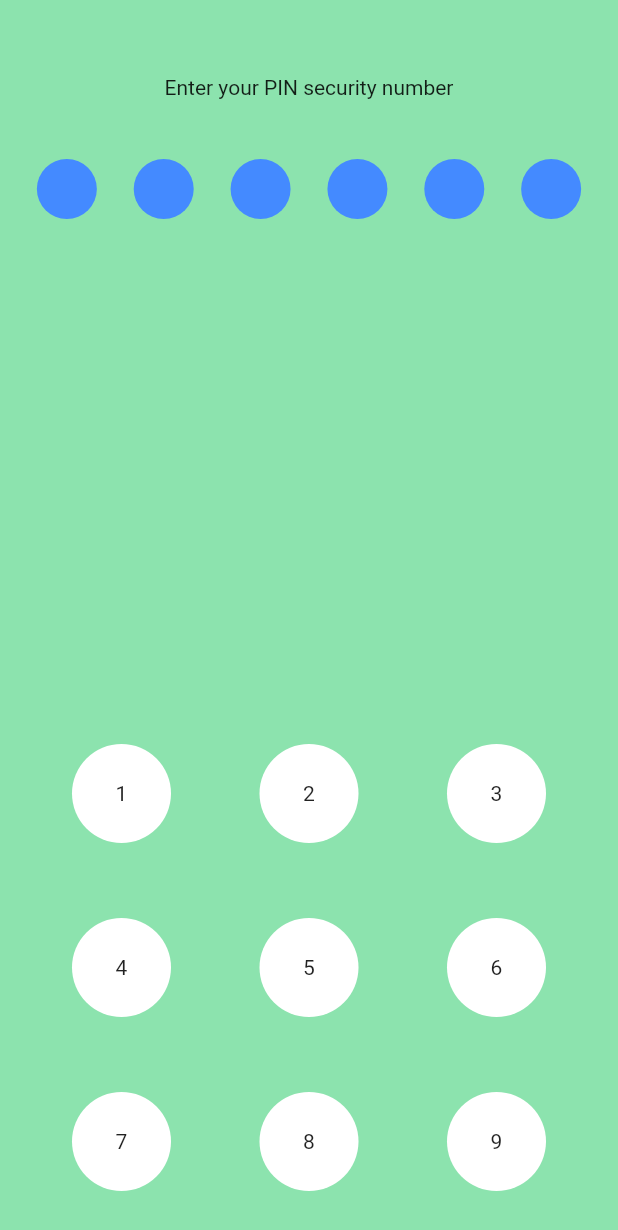
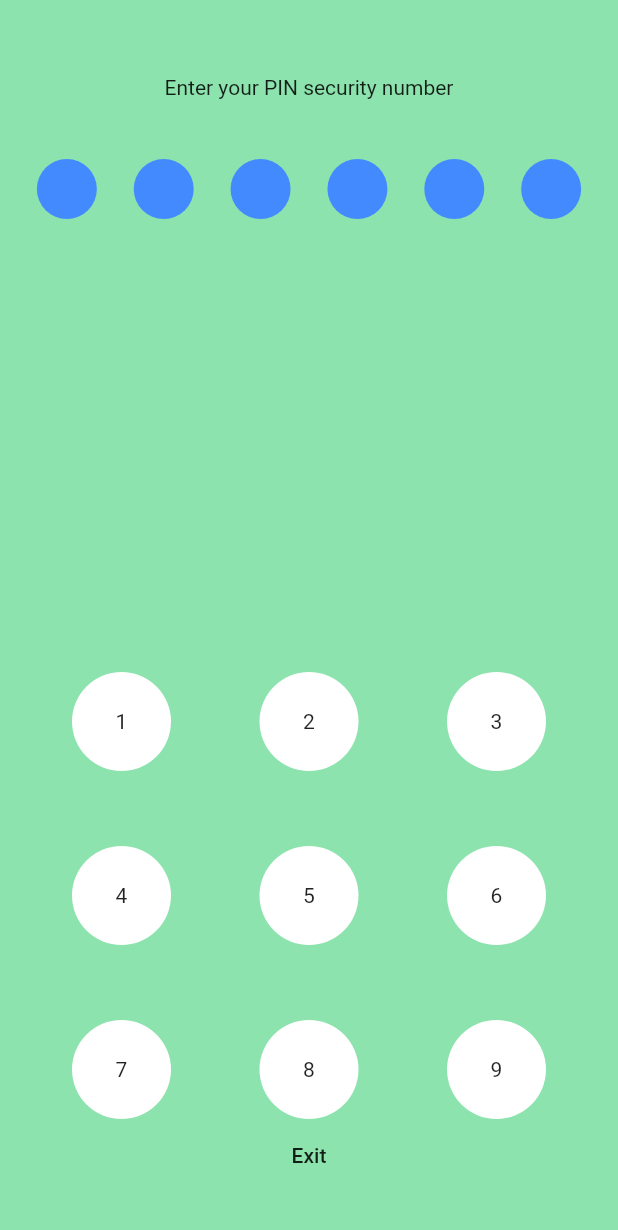
Before and after one commit to suljevicsemir/transactions_app, a Flutter app: the screen it shows after launch, on a phone screen of 412 x 824 dp. Shown: the top 1230 px of the screen. Run offline on Flutter 3.47's test engine with Material 2 defaults, Android fonts, the phone set to English and light mode, and no system bars; our stand-ins replace firebase_auth, firebase_core; accounts and stored records are empty.

Commit message:
Circles logic fixed.

```diff
--- a/lib/screens/pin_screen.dart
+++ b/lib/screens/pin_screen.dart
@@ -39,12 +39,12 @@ class _PINStateState extends State<PINState> {
               Row(
                 mainAxisAlignment: MainAxisAlignment.spaceEvenly,
                 children: [
-                  PINCircle(assignedNumber: 1, counter: _numbersEntered,),
-                  PINCircle(assignedNumber: 2, counter: _numbersEntered,),
-                  PINCircle(assignedNumber: 3, counter: _numbersEntered,),
-                  PINCircle(assignedNumber: 4, counter: _numbersEntered,),
-                  PINCircle(assignedNumber: 5, counter: _numbersEntered,),
-                  PINCircle(assignedNumber: 6, counter: _numbersEntered,),
+                  PINCircle(changeColor: _numbersEntered >= 1,),
+                  PINCircle(changeColor: _numbersEntered >= 2,),
+                  PINCircle(changeColor: _numbersEntered >= 3,),
+                  PINCircle(changeColor: _numbersEntered >= 4,),
+                  PINCircle(changeColor: _numbersEntered >= 5,),
+                  PINCircle(changeColor: _numbersEntered >= 6,),
 
                 ],
               ),
@@ -79,6 +79,15 @@ class _PINStateState extends State<PINState> {
                         PINNumber(8, _increment),
                         PINNumber(9, _increment),
                       ],
+                    ),
+                    Row(
+                      mainAxisAlignment: MainAxisAlignment.spaceEvenly,
+                      children: [
+                        FlatButton(
+                          onPressed: () {},
+                          child: Text('Exit'),
+                        ),
+                      ],
                     )
                   ],
                 ),
--- a/lib/widget/pin_circle.dart
+++ b/lib/widget/pin_circle.dart
@@ -5,9 +5,8 @@ import 'package:flutter/material.dart';
 class PINCircle extends StatefulWidget {
 
 
-  final assignedNumber, counter;
-
-  PINCircle({this.assignedNumber, this.counter});
+  final changeColor;
+  PINCircle({this.changeColor});
 
 
 
@@ -24,7 +23,7 @@ class _PINCircleState extends State<PINCircle> {
 
       decoration: BoxDecoration(
         shape: BoxShape.circle,
-        color: widget.assignedNumber < widget.counter ? Colors.red : Colors.blueAccent,
+        color: widget.changeColor ? Colors.red : Colors.blueAccent,
       ),
     );
   }
```
